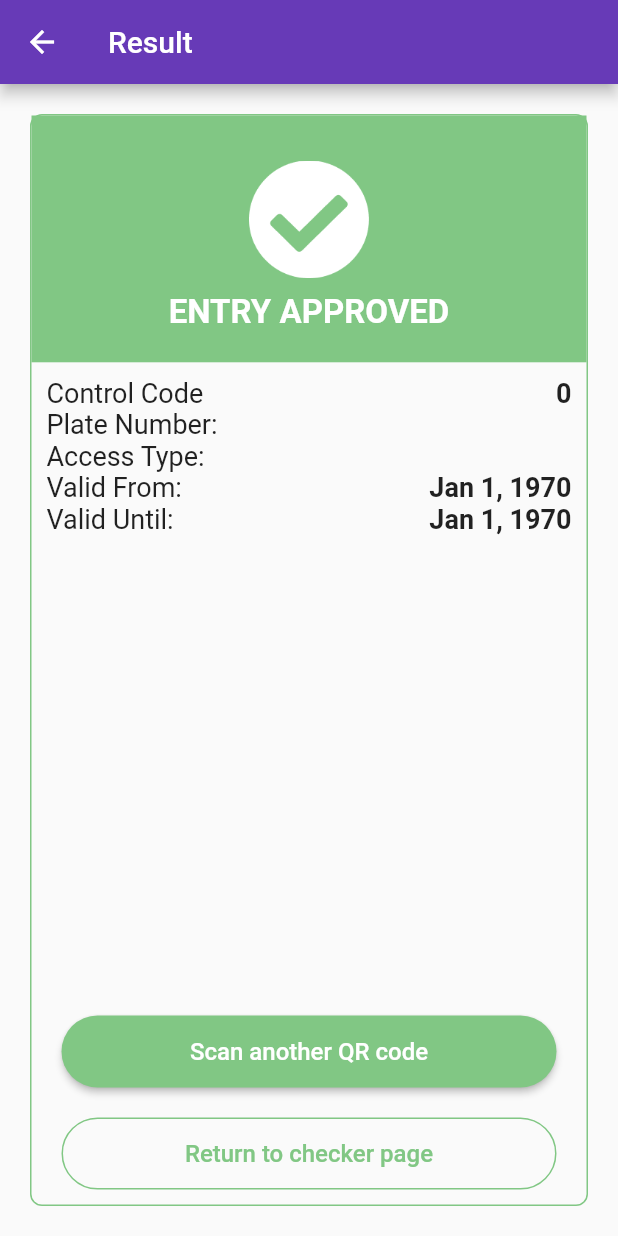
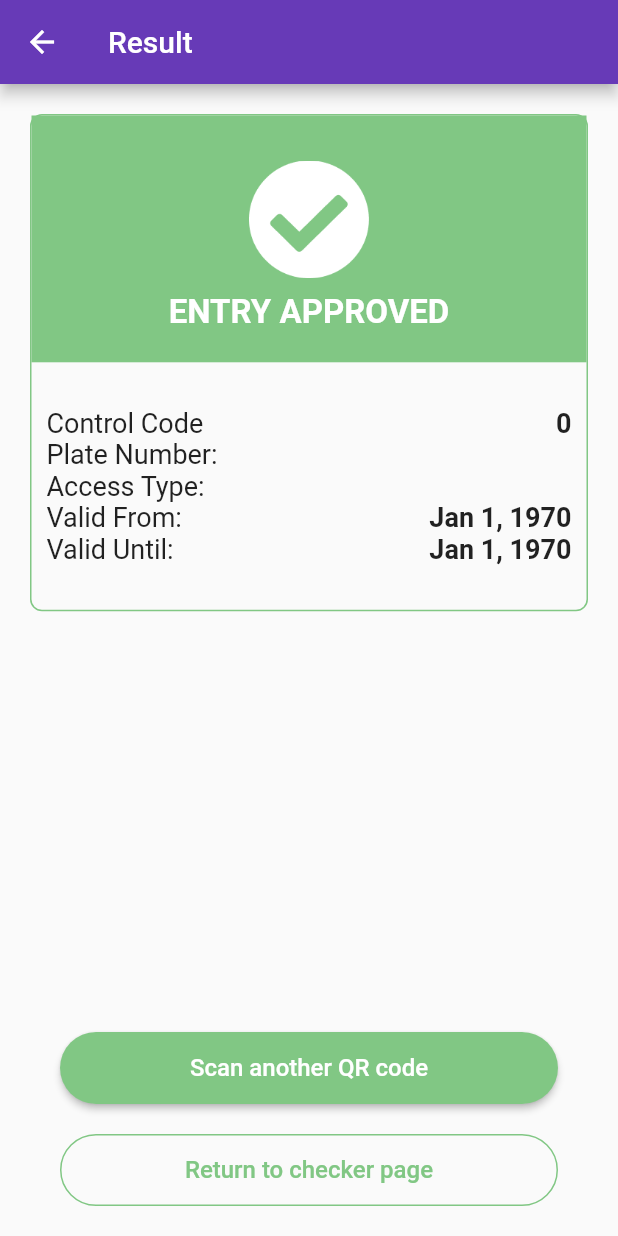
Before and after one commit to ginduc/rapidpass-checkpoint, a Flutter app: the PassOkScreen screen opened directly with empty values, on a phone screen of 412 x 824 dp. Run offline on Flutter 3.47's test engine with Material 2 defaults, Android fonts, the phone set to English and light mode, and no system bars; missing offline and left inert: barcode_scan, device_id.

Commit message:
Ok this is fine for now

```diff
--- a/lib/screens/pass_ok.dart
+++ b/lib/screens/pass_ok.dart
@@ -2,6 +2,44 @@ import 'package:flutter/cupertino.dart';
 import 'package:flutter/material.dart';
 import 'package:rapidpass_checkpoint/models/qr_data.dart';
 import 'package:rapidpass_checkpoint/themes/default.dart';
+
+/// TODO: Come up with a better name
+class BoxWithRoundedBordersAndFilledHeader extends StatelessWidget {
+  final Widget header;
+  final Widget body;
+  final Color color;
+  BoxWithRoundedBordersAndFilledHeader(
+      {Widget header, Widget body, Color color})
+      : this.header = header ?? Container(),
+        this.body = body ?? Container(),
+        this.color = color ?? green300;
+
+  @override
+  Widget build(BuildContext context) {
+    return Container(
+        decoration: BoxDecoration(
+            border: Border.all(color: this.color, width: 1.0),
+            borderRadius: BorderRadius.circular(8.0)),
+        margin: const EdgeInsets.symmetric(vertical: 10.0),
+        child: Center(
+            child: Column(
+                mainAxisAlignment: MainAxisAlignment.start,
+                crossAxisAlignment: CrossAxisAlignment.stretch,
+                children: <Widget>[
+              Container(
+                color: green300,
+                child: Padding(
+                  padding: const EdgeInsets.all(20.0),
+                  child: this.header,
+                ),
+              ),
+              Padding(
+                padding: const EdgeInsets.symmetric(vertical: 20.0),
+                child: this.body,
+              )
+            ])));
+  }
+}
 
 class PassOkScreen extends StatelessWidget {
   QrData qrData;
@@ -25,22 +63,13 @@ class PassOkScreen extends StatelessWidget {
           body: Padding(
               padding:
                   const EdgeInsets.symmetric(horizontal: 20.0, vertical: 10.0),
-            child: Container(
-                decoration: BoxDecoration(
-                    border: Border.all(color: green300, width: 1.0),
-                    borderRadius: BorderRadius.circular(8.0)),
-                margin: const EdgeInsets.symmetric(vertical: 10.0),
               child: Center(
                 child: Column(
                   mainAxisAlignment: MainAxisAlignment.start,
                   crossAxisAlignment: CrossAxisAlignment.stretch,
                   children: <Widget>[
-                      Container(
-                        color: green300,
-                        child: Padding(
-                          padding: const EdgeInsets.all(20.0),
-                          child: Center(
-                            child: Column(
+                    BoxWithRoundedBordersAndFilledHeader(
+                      header: Column(
                         children: <Widget>[
                           Padding(
                             padding: const EdgeInsets.all(10.0),
@@ -58,10 +87,7 @@ class PassOkScreen extends StatelessWidget {
                           )
                         ],
                       ),
-                          ),
-                        ),
-                      ),
-                      Padding(
+                      body: Padding(
                           padding: const EdgeInsets.all(10.0),
                           child: Table(
                               children: tableData.entries
@@ -78,6 +104,7 @@ class PassOkScreen extends StatelessWidget {
                                         )
                                       ]))
                                   .toList())),
+                    ),
                     Spacer(),
                     Padding(
                       padding: const EdgeInsets.symmetric(
@@ -119,8 +146,9 @@ class PassOkScreen extends StatelessWidget {
                         ),
                       ),
                     )
-                    ]))),
-          )),
+                  ],
+                ),
+              ))),
     );
   }
 }
--- a/lib/themes/default.dart
+++ b/lib/themes/default.dart
@@ -1,9 +1,9 @@
 import 'package:flutter/material.dart';
 
-final Color deepPurple300 = Color(0xff9575CD);
-final Color deepPurple600 = Color(0xff5E35B1);
-final Color deepPurple900 = Color(0xff311B92);
-final Color green300 = Color(0xff81C784);
+final Color deepPurple300 = const Color(0xff9575CD);
+final Color deepPurple600 = const Color(0xff5E35B1);
+final Color deepPurple900 = const Color(0xff311B92);
+final Color green300 = const Color(0xff81C784);
 
 final ColorScheme light = ColorScheme.light();
 final ColorScheme rapidPassColorScheme = ColorScheme(
```
Lines whose indentation alone changed are shown as unchanged.
